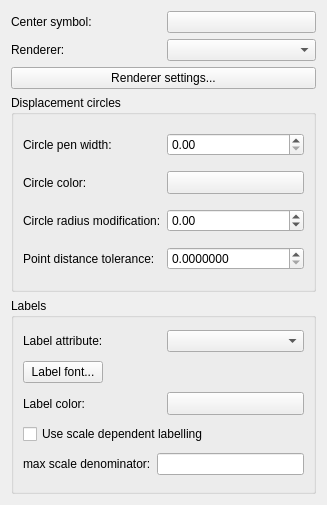
kadas-albireo/kadas-albireo, file src/ui/qgspointdisplacementrendererwidgetbase.ui: the form before one commit.
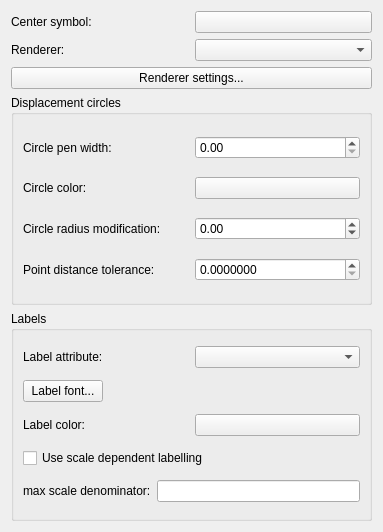
The form after the commit. Custom widgets are drawn as their Qt base class.

Commit message: [FEATURE] Update QgsColorButton to offer live color chooser updates and show transparent checkerboard background

Diff of the .ui file:
```diff
--- a/src/ui/qgspointdisplacementrendererwidgetbase.ui
+++ b/src/ui/qgspointdisplacementrendererwidgetbase.ui
@@ -6,8 +6,8 @@
    <rect>
     <x>0</x>
     <y>0</y>
-    <width>327</width>
-    <height>505</height>
+    <width>383</width>
+    <height>532</height>
    </rect>
   </property>
   <property name="windowTitle">
@@ -84,12 +84,6 @@
         </item>
         <item>
          <widget class="QgsColorButton" name="mCircleColorButton">
-          <property name="sizePolicy">
-           <sizepolicy hsizetype="Preferred" vsizetype="Fixed">
-            <horstretch>0</horstretch>
-            <verstretch>0</verstretch>
-           </sizepolicy>
-          </property>
           <property name="text">
            <string/>
           </property>
@@ -194,12 +188,6 @@
         </item>
         <item>
          <widget class="QgsColorButton" name="mLabelColorButton">
-          <property name="sizePolicy">
-           <sizepolicy hsizetype="Preferred" vsizetype="Fixed">
-            <horstretch>0</horstretch>
-            <verstretch>0</verstretch>
-           </sizepolicy>
-          </property>
           <property name="text">
            <string/>
           </property>
@@ -236,7 +224,7 @@
  <customwidgets>
   <customwidget>
    <class>QgsColorButton</class>
-   <extends>QToolButton</extends>
+   <extends>QPushButton</extends>
    <header>qgscolorbutton.h</header>
   </customwidget>
  </customwidgets>
```
The commit also changes 73 other files.
